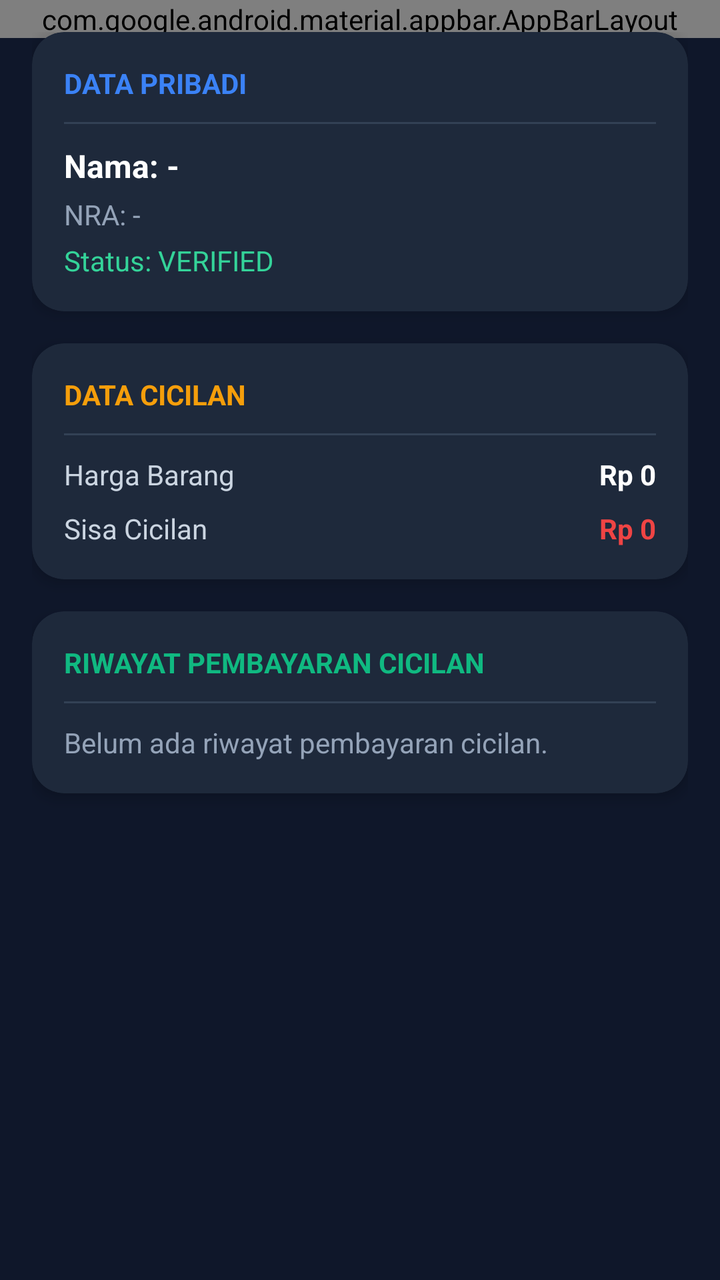
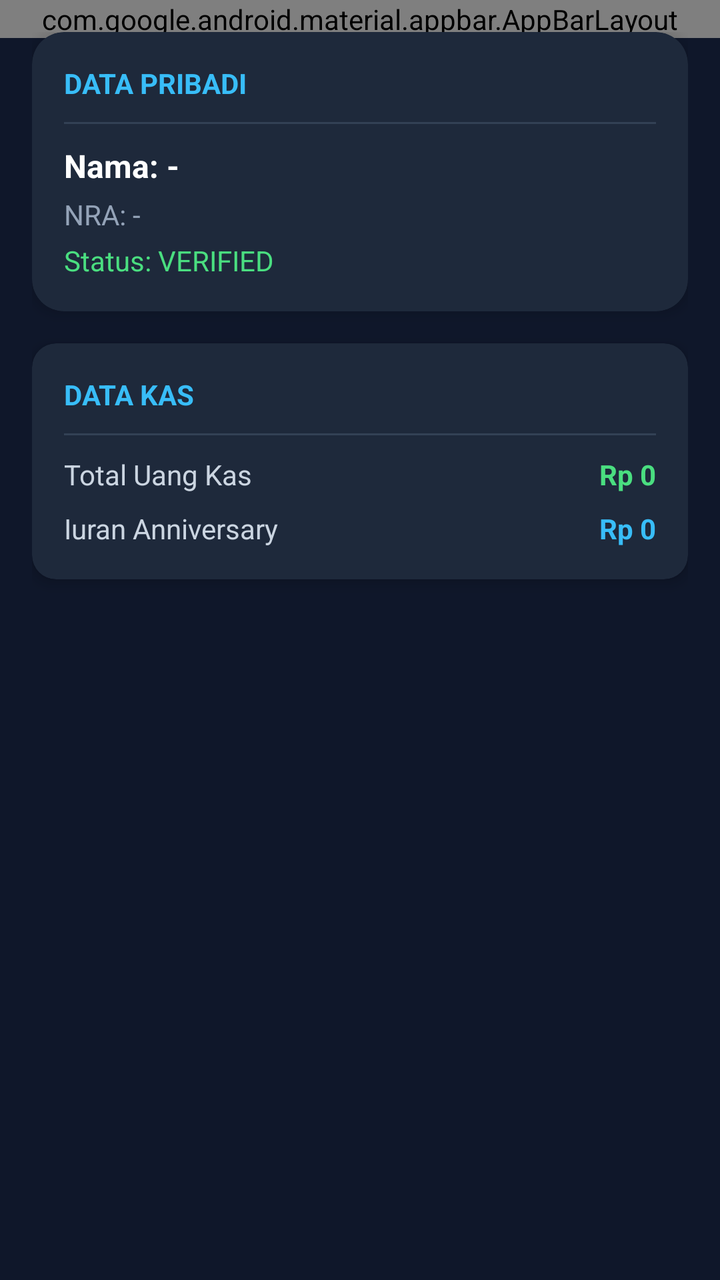

The first picture is an Android layout as it rendered before a commit; the second is the same layout after the commit. The layout source and the unified diff follow.
<!-- AndroidManifest.xml: application theme Theme.NeboSukabumi -->
<!-- res/layout/activity_detail_anggota.xml -->
<?xml version="1.0" encoding="utf-8"?>
<androidx.coordinatorlayout.widget.CoordinatorLayout 
    xmlns:android="http://schemas.android.com/apk/res/android"
    xmlns:app="http://schemas.android.com/apk/res-auto"
    android:layout_width="match_parent"
    android:layout_height="match_parent"
    android:background="#0F172A">

    <com.google.android.material.appbar.AppBarLayout
        android:layout_width="match_parent"
        android:layout_height="wrap_content"
        android:background="#1E293B">

        <androidx.appcompat.widget.Toolbar
            android:id="@+id/toolbar"
            android:layout_width="match_parent"
            android:layout_height="?attr/actionBarSize"
            app:title="Detail Anggota"
            app:titleTextColor="#FFFFFF" />
    </com.google.android.material.appbar.AppBarLayout>

    <androidx.core.widget.NestedScrollView
        android:layout_width="match_parent"
        android:layout_height="match_parent"
        android:fillViewport="true"
        app:layout_behavior="@string/appbar_scrolling_view_behavior">

        <LinearLayout
            android:layout_width="match_parent"
            android:layout_height="wrap_content"
            android:orientation="vertical"
            android:padding="16dp">

            
            <androidx.cardview.widget.CardView
                android:id="@+id/cardDataPribadi"
                android:layout_width="match_parent"
                android:layout_height="wrap_content"
                android:layout_marginBottom="16dp"
                app:cardBackgroundColor="#1E293B"
                app:cardCornerRadius="16dp"
                app:cardElevation="4dp">

                <LinearLayout
                    android:layout_width="match_parent"
                    android:layout_height="wrap_content"
                    android:orientation="vertical"
                    android:padding="16dp">

                    <TextView
                        android:layout_width="wrap_content"
                        android:layout_height="wrap_content"
                        android:text="DATA PRIBADI"
                        android:textColor="#3B82F6"
                        android:textSize="14sp"
                        android:textStyle="bold" />

                    <View
                        android:layout_width="match_parent"
                        android:layout_height="1dp"
                        android:layout_marginVertical="10dp"
                        android:background="#334155" />

                    <TextView
                        android:id="@+id/tvNamaAnggota"
                        android:layout_width="wrap_content"
                        android:layout_height="wrap_content"
                        android:text="Nama: -"
                        android:textColor="#FFFFFF"
                        android:textSize="16sp"
                        android:textStyle="bold" />

                    <TextView
                        android:id="@+id/tvNraAnggota"
                        android:layout_width="wrap_content"
                        android:layout_height="wrap_content"
                        android:layout_marginTop="4dp"
                        android:text="NRA: -"
                        android:textColor="#94A3B8"
                        android:textSize="14sp" />

                    <TextView
                        android:id="@+id/tvStatusAnggota"
                        android:layout_width="wrap_content"
                        android:layout_height="wrap_content"
                        android:layout_marginTop="4dp"
                        android:text="Status: VERIFIED"
                        android:textColor="#34D399"
                        android:textSize="14sp" />
                </LinearLayout>
            </androidx.cardview.widget.CardView>

            
            <androidx.cardview.widget.CardView
                android:id="@+id/cardDataCicilan"
                android:layout_width="match_parent"
                android:layout_height="wrap_content"
                android:layout_marginBottom="16dp"
                app:cardBackgroundColor="#1E293B"
                app:cardCornerRadius="16dp"
                app:cardElevation="4dp">

                <LinearLayout
                    android:layout_width="match_parent"
                    android:layout_height="wrap_content"
                    android:orientation="vertical"
                    android:padding="16dp">

                    <TextView
                        android:layout_width="wrap_content"
                        android:layout_height="wrap_content"
                        android:text="DATA CICILAN"
                        android:textColor="#F59E0B"
                        android:textSize="14sp"
                        android:textStyle="bold" />

                    <View
                        android:layout_width="match_parent"
                        android:layout_height="1dp"
                        android:layout_marginVertical="10dp"
                        android:background="#334155" />

                    <RelativeLayout
                        android:layout_width="match_parent"
                        android:layout_height="wrap_content">
                        <TextView
                            android:layout_width="wrap_content"
                            android:layout_height="wrap_content"
                            android:text="Harga Barang"
                            android:textColor="#CBD5E1" />
                        <TextView
                            android:id="@+id/tvHargaBarang"
                            android:layout_width="wrap_content"
                            android:layout_height="wrap_content"
                            android:layout_alignParentEnd="true"
                            android:text="Rp 0"
                            android:textColor="#FFFFFF"
                            android:textStyle="bold" />
                    </RelativeLayout>

                    <RelativeLayout
                        android:layout_width="match_parent"
                        android:layout_height="wrap_content"
                        android:layout_marginTop="8dp">
                        <TextView
                            android:layout_width="wrap_content"
                            android:layout_height="wrap_content"
                            android:text="Sisa Cicilan"
                            android:textColor="#CBD5E1" />
                        <TextView
                            android:id="@+id/tvSisaCicilan"
                            android:layout_width="wrap_content"
                            android:layout_height="wrap_content"
                            android:layout_alignParentEnd="true"
                            android:text="Rp 0"
                            android:textColor="#EF4444"
                            android:textStyle="bold" />
                    </RelativeLayout>
                </LinearLayout>
            </androidx.cardview.widget.CardView>

            
            <androidx.cardview.widget.CardView
                android:id="@+id/cardRiwayatCicilan"
                android:layout_width="match_parent"
                android:layout_height="wrap_content"
                android:layout_marginBottom="16dp"
                app:cardBackgroundColor="#1E293B"
                app:cardCornerRadius="16dp"
                app:cardElevation="4dp">

                <LinearLayout
                    android:layout_width="match_parent"
                    android:layout_height="wrap_content"
                    android:orientation="vertical"
                    android:padding="16dp">

                    <TextView
                        android:layout_width="wrap_content"
                        android:layout_height="wrap_content"
                        android:text="RIWAYAT PEMBAYARAN CICILAN"
                        android:textColor="#10B981"
                        android:textSize="14sp"
                        android:textStyle="bold" />

                    <View
                        android:layout_width="match_parent"
                        android:layout_height="1dp"
                        android:layout_marginVertical="10dp"
                        android:background="#334155" />

                    <TextView
                        android:id="@+id/tvRiwayatCicilanKosong"
                        android:layout_width="wrap_content"
                        android:layout_height="wrap_content"
                        android:text="Belum ada riwayat pembayaran cicilan."
                        android:textColor="#94A3B8" />

                    <androidx.recyclerview.widget.RecyclerView
                        android:id="@+id/rvRiwayatCicilan"
                        android:layout_width="match_parent"
                        android:layout_height="wrap_content"
                        android:nestedScrollingEnabled="false"
                        android:visibility="gone" />
                </LinearLayout>
            </androidx.cardview.widget.CardView>

        </LinearLayout>
    </androidx.core.widget.NestedScrollView>

</androidx.coordinatorlayout.widget.CoordinatorLayout>
<!-- resources referenced by this layout -->
<resources>
  <style name="Theme.NeboSukabumi" parent="android:Theme.Material.Light.NoActionBar">
          <item name="android:statusBarColor">#0F172A</item>
      </style>
</resources>

<!-- the commit's change to res/layout/activity_detail_anggota.xml (unified diff, before → after) -->
@@ -51,7 +51,7 @@
                         android:layout_width="wrap_content"
                         android:layout_height="wrap_content"
                         android:text="DATA PRIBADI"
-                        android:textColor="#3B82F6"
+                        android:textColor="#38BDF8"
                         android:textSize="14sp"
                         android:textStyle="bold" />
 
@@ -85,19 +85,19 @@
                         android:layout_height="wrap_content"
                         android:layout_marginTop="4dp"
                         android:text="Status: VERIFIED"
-                        android:textColor="#34D399"
+                        android:textColor="#4ADE80"
                         android:textSize="14sp" />
                 </LinearLayout>
             </androidx.cardview.widget.CardView>
 
             
             <androidx.cardview.widget.CardView
-                android:id="@+id/cardDataCicilan"
+                android:id="@+id/cardDataKas"
                 android:layout_width="match_parent"
                 android:layout_height="wrap_content"
                 android:layout_marginBottom="16dp"
                 app:cardBackgroundColor="#1E293B"
-                app:cardCornerRadius="16dp"
+                app:cardCornerRadius="12dp"
                 app:cardElevation="4dp">
 
                 <LinearLayout
@@ -109,8 +109,8 @@
                     <TextView
                         android:layout_width="wrap_content"
                         android:layout_height="wrap_content"
-                        android:text="DATA CICILAN"
-                        android:textColor="#F59E0B"
+                        android:text="DATA KAS"
+                        android:textColor="#38BDF8"
                         android:textSize="14sp"
                         android:textStyle="bold" />
 
@@ -126,15 +126,17 @@
                         <TextView
                             android:layout_width="wrap_content"
                             android:layout_height="wrap_content"
-                            android:text="Harga Barang"
-                            android:textColor="#CBD5E1" />
-                        <TextView
-                            android:id="@+id/tvHargaBarang"
-                            android:layout_width="wrap_content"
-                            android:layout_height="wrap_content"
-                            android:layout_alignParentEnd="true"
-                            android:text="Rp 0"
-                            android:textColor="#FFFFFF"
+                            android:text="Total Uang Kas"
+                            android:textColor="#CBD5E1"
+                            android:textSize="14sp" />
+                        <TextView
+                            android:id="@+id/tvTotalKas"
+                            android:layout_width="wrap_content"
+                            android:layout_height="wrap_content"
+                            android:layout_alignParentEnd="true"
+                            android:text="Rp 0"
+                            android:textColor="#4ADE80"
+                            android:textSize="14sp"
                             android:textStyle="bold" />
                     </RelativeLayout>
 
@@ -145,15 +147,17 @@
                         <TextView
                             android:layout_width="wrap_content"
                             android:layout_height="wrap_content"
-                            android:text="Sisa Cicilan"
-                            android:textColor="#CBD5E1" />
-                        <TextView
-                            android:id="@+id/tvSisaCicilan"
-                            android:layout_width="wrap_content"
-                            android:layout_height="wrap_content"
-                            android:layout_alignParentEnd="true"
-                            android:text="Rp 0"
-                            android:textColor="#EF4444"
+                            android:text="Iuran Anniversary"
+                            android:textColor="#CBD5E1"
+                            android:textSize="14sp" />
+                        <TextView
+                            android:id="@+id/tvIuranAnniversary"
+                            android:layout_width="wrap_content"
+                            android:layout_height="wrap_content"
+                            android:layout_alignParentEnd="true"
+                            android:text="Rp 0"
+                            android:textColor="#38BDF8"
+                            android:textSize="14sp"
                             android:textStyle="bold" />
                     </RelativeLayout>
                 </LinearLayout>
@@ -161,12 +165,13 @@
 
             
             <androidx.cardview.widget.CardView
-                android:id="@+id/cardRiwayatCicilan"
+                android:id="@+id/cardCicilan"
                 android:layout_width="match_parent"
                 android:layout_height="wrap_content"
                 android:layout_marginBottom="16dp"
+                android:visibility="gone"
                 app:cardBackgroundColor="#1E293B"
-                app:cardCornerRadius="16dp"
+                app:cardCornerRadius="12dp"
                 app:cardElevation="4dp">
 
                 <LinearLayout
@@ -178,8 +183,8 @@
                     <TextView
                         android:layout_width="wrap_content"
                         android:layout_height="wrap_content"
-                        android:text="RIWAYAT PEMBAYARAN CICILAN"
-                        android:textColor="#10B981"
+                        android:text="DATA CICILAN BARANG"
+                        android:textColor="#F59E0B"
                         android:textSize="14sp"
                         android:textStyle="bold" />
 
@@ -189,22 +194,82 @@
                         android:layout_marginVertical="10dp"
                         android:background="#334155" />
 
-                    <TextView
-                        android:id="@+id/tvRiwayatCicilanKosong"
-                        android:layout_width="wrap_content"
-                        android:layout_height="wrap_content"
-                        android:text="Belum ada riwayat pembayaran cicilan."
-                        android:textColor="#94A3B8" />
-
-                    <androidx.recyclerview.widget.RecyclerView
-                        android:id="@+id/rvRiwayatCicilan"
-                        android:layout_width="match_parent"
-                        android:layout_height="wrap_content"
-                        android:nestedScrollingEnabled="false"
-                        android:visibility="gone" />
+                    
+                    <RelativeLayout
+                        android:layout_width="match_parent"
+                        android:layout_height="wrap_content">
+                        <TextView
+                            android:layout_width="wrap_content"
+                            android:layout_height="wrap_content"
+                            android:text="Total Harga Barang"
+                            android:textColor="#CBD5E1"
+                            android:textSize="14sp" />
+                        <TextView
+                            android:id="@+id/tvHargaBarang"
+                            android:layout_width="wrap_content"
+                            android:layout_height="wrap_content"
+                            android:layout_alignParentEnd="true"
+                            android:text="Rp 0"
+                            android:textColor="#38BDF8"
+                            android:textSize="14sp"
+                            android:textStyle="bold" />
+                    </RelativeLayout>
+
+                    
+                    <RelativeLayout
+                        android:layout_width="match_parent"
+                        android:layout_height="wrap_content"
+                        android:layout_marginTop="8dp">
+                        <TextView
+                            android:layout_width="wrap_content"
+                            android:layout_height="wrap_content"
+                            android:text="Total Terbayar"
+                            android:textColor="#CBD5E1"
+                            android:textSize="14sp" />
+                        <TextView
+                            android:id="@+id/tvTotalDibayar"
+                            android:layout_width="wrap_content"
+                            android:layout_height="wrap_content"
+                            android:layout_alignParentEnd="true"
+                            android:text="Rp 0"
+                            android:textColor="#4ADE80"
+                            android:textSize="14sp"
+                            android:textStyle="bold" />
+                    </RelativeLayout>
+
+                    
+                    <RelativeLayout
+                        android:layout_width="match_parent"
+                        android:layout_height="wrap_content"
+                        android:layout_marginTop="8dp">
+                        <TextView
+                            android:layout_width="wrap_content"
+                            android:layout_height="wrap_content"
+                            android:text="Sisa Cicilan"
+                            android:textColor="#CBD5E1"
+                            android:textSize="14sp" />
+                        <TextView
+                            android:id="@+id/tvSisaCicilan"
+                            android:layout_width="wrap_content"
+                            android:layout_height="wrap_content"
+                            android:layout_alignParentEnd="true"
+                            android:text="Rp 0"
+                            android:textColor="#F87171"
+                            android:textSize="14sp"
+                            android:textStyle="bold" />
+                    </RelativeLayout>
                 </LinearLayout>
             </androidx.cardview.widget.CardView>
 
+            
+            <ProgressBar
+                android:id="@+id/progressBar"
+                android:layout_width="wrap_content"
+                android:layout_height="wrap_content"
+                android:layout_gravity="center"
+                android:layout_marginVertical="16dp"
+                android:visibility="gone" />
+
         </LinearLayout>
     </androidx.core.widget.NestedScrollView>
 
